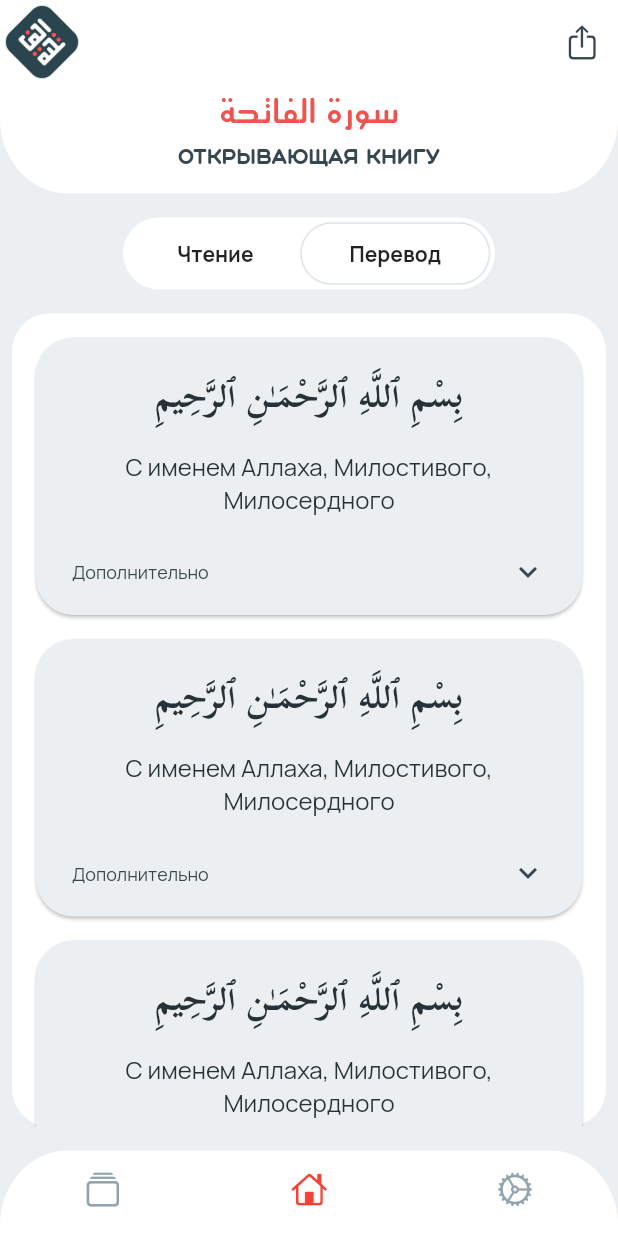
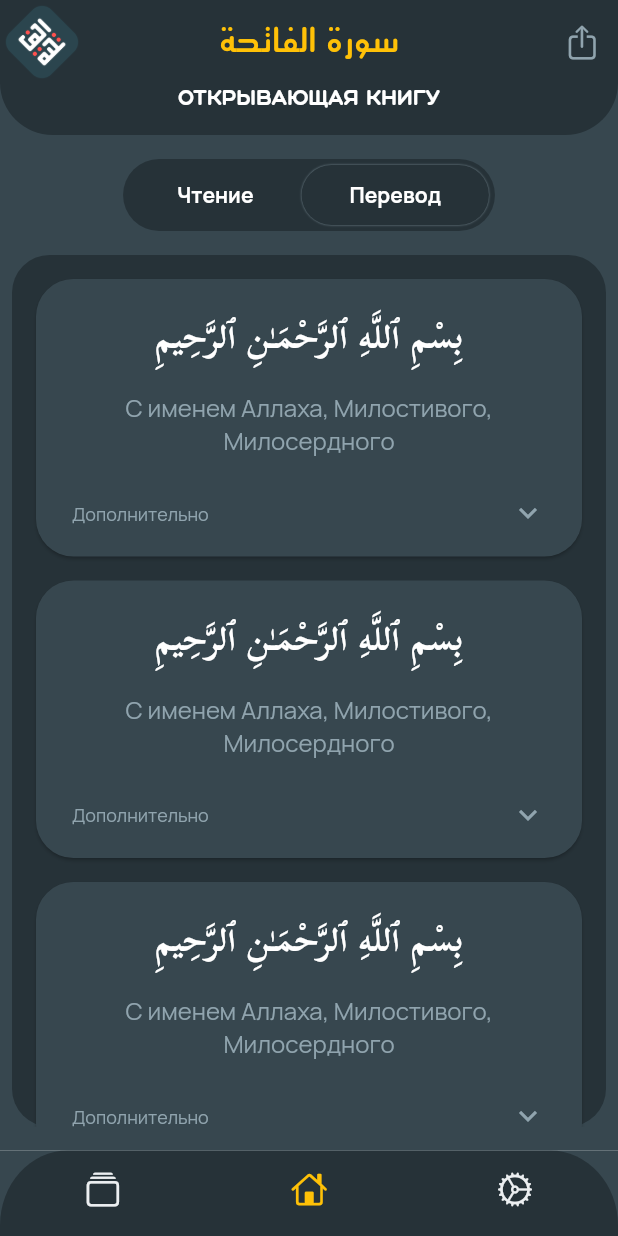
Before and after one commit to JMApps/project_fatiha, a Flutter app: the screen it shows after launch, item 2 of the bottom bar chosen, on a phone screen of 412 x 824 dp. Run offline on Flutter 3.47's test engine with Material 2 defaults, Android fonts, the phone set to English and light mode, and no system bars; drawn by our look-alikes of custom_sliding_segmented_control.

Commit message:
Added night theme

```diff
--- a/lib/application/root_page.dart
+++ b/lib/application/root_page.dart
@@ -2,6 +2,7 @@ import 'package:flutter/material.dart';
 import 'package:project_fatiha/domain/route/app_route.dart';
 import 'package:project_fatiha/domain/state/provider/home_sliding_segment_state.dart';
 import 'package:project_fatiha/domain/state/provider/main_bottom_navigation_state.dart';
+import 'package:project_fatiha/domain/theme/app_theme.dart';
 import 'package:project_fatiha/presentation/pages/main_page.dart';
 import 'package:provider/provider.dart';
 
@@ -22,9 +23,8 @@ class RootPage extends StatelessWidget {
       child: MaterialApp(
         debugShowCheckedModeBanner: false,
         title: 'Фатиха',
-        theme: ThemeData(
-          fontFamily: 'Manrope',
-        ),
+        theme: AppTheme.darkTheme,
+        darkTheme: AppTheme.darkTheme,
         onGenerateRoute: AppRoute().onGeneratorRoute,
         home: MainPage(),
       ),
--- /dev/null
+++ b/lib/domain/theme/app_theme.dart
@@ -0,0 +1,100 @@
+import 'package:flutter/material.dart';
+
+class AppTheme {
+  static final lightTheme = ThemeData(
+    scaffoldBackgroundColor: const Color(0xFFECEFF1),
+    fontFamily: 'Manrope',
+    colorScheme: const ColorScheme.light(),
+    visualDensity: VisualDensity.adaptivePlatformDensity,
+    canvasColor: const Color(0xFFFFFFFF),
+    appBarTheme: const AppBarTheme(
+      backgroundColor: Color(0xFFECEFF1),
+      elevation: 0,
+      centerTitle: true,
+      titleTextStyle: TextStyle(
+        fontSize: 18,
+        fontFamily: 'Manrope',
+        color: Color(0xFF263238),
+      ),
+    ),
+    bottomNavigationBarTheme: const BottomNavigationBarThemeData(
+      elevation: 0,
+      showSelectedLabels: false,
+      showUnselectedLabels: false,
+      selectedItemColor: Color(0xFFF44336),
+      unselectedItemColor: Color(0xFF263238),
+    ),
+    cardColor: const Color(0xFFFFFFFF),
+  );
+
+  static final darkTheme = ThemeData(
+    scaffoldBackgroundColor: const Color(0xFF37474F),
+    fontFamily: 'Manrope',
+    colorScheme: const ColorScheme.dark(),
+    visualDensity: VisualDensity.adaptivePlatformDensity,
+    canvasColor: const Color(0xFF263238),
+    appBarTheme: const AppBarTheme(
+      backgroundColor: Color(0xFF37474F),
+      elevation: 0,
+      centerTitle: true,
+      titleTextStyle: TextStyle(
+        fontSize: 18,
+        fontFamily: 'Manrope',
+      ),
+    ),
+    bottomNavigationBarTheme: const BottomNavigationBarThemeData(
+      elevation: 0,
+      showSelectedLabels: false,
+      showUnselectedLabels: false,
+      selectedItemColor: Color(0xFFFFC107),
+      unselectedItemColor: Color(0xFFECEFF1),
+    ),
+    cardColor: const Color(0xFF263238),
+  );
+}
+
+extension ColorSchemeS on ColorScheme {
+  Color get mainAccentColor => brightness == Brightness.light
+      ? const Color(0xFFF44336)
+      : const Color(0xFFFFC107);
+
+  Color get secondaryAccentColor => brightness == Brightness.light
+      ? const Color(0xFFE57373)
+      : const Color(0xFF8F6C00);
+
+  Color get mainPrimaryColor => brightness == Brightness.light
+      ? const Color(0xFF263238)
+      : const Color(0xFF90A4AE);
+
+  Color get secondaryPrimaryColor => brightness == Brightness.light
+      ? const Color(0xFF607D8B)
+      : const Color(0xFFECEFF1);
+
+  Color get mainIconColor => brightness == Brightness.light
+      ? const Color(0xFF263238)
+      : const Color(0xFF90A4AE);
+
+  Color get lightIconSplashColor => brightness == Brightness.light
+      ? const Color(0xFFFFCDD2)
+      : const Color(0xFFFFECB3);
+
+  Color get mainTitleColor => brightness == Brightness.light
+      ? const Color(0xFF263238)
+      : const Color(0xFFFFFFFF);
+
+  Color get mainSubTitleColor => brightness == Brightness.light
+      ? const Color(0xFF37474F)
+      : const Color(0xFFECEFF1);
+
+  Color get mainAppBarColor => brightness == Brightness.light
+      ? const Color(0xFFFFFFFF)
+      : const Color(0xFF263238);
+
+  Color get bottomNavigationClipColor => brightness == Brightness.light
+      ? const Color(0xFFECEFF1)
+      : const Color(0xFF37474F);
+
+  Color get translationCardColor => brightness == Brightness.light
+      ? const Color(0xFFECEFF1)
+      : const Color(0xFF37474F);
+}
--- a/lib/presentation/appbars/about_surah_app_bar.dart
+++ b/lib/presentation/appbars/about_surah_app_bar.dart
@@ -8,13 +8,9 @@ class AboutSurahAppBar extends StatelessWidget {
   @override
   Widget build(BuildContext context) {
     return AppBar(
-      backgroundColor: Colors.blueGrey.shade50,
-      elevation: 0,
-      centerTitle: true,
-      title: Text(
+      title: const Text(
         'Достоинства суры',
         style: TextStyle(
-          color: Colors.blueGrey.shade800,
           fontWeight: FontWeight.bold,
         ),
       ),
--- a/lib/presentation/appbars/fatiha_app_bar.dart
+++ b/lib/presentation/appbars/fatiha_app_bar.dart
@@ -1,17 +1,19 @@
 import 'package:flutter/cupertino.dart';
 import 'package:flutter/material.dart';
+import 'package:project_fatiha/domain/theme/app_theme.dart';
 
 class FatihaAppBar extends StatelessWidget {
   const FatihaAppBar({Key? key}) : super(key: key);
 
   @override
   Widget build(BuildContext context) {
+    final myColors = Theme.of(context).colorScheme;
     return Container(
-      decoration: const BoxDecoration(
-        color: Colors.white,
-        borderRadius: BorderRadius.only(
-          bottomLeft: Radius.elliptical(45, 50),
-          bottomRight: Radius.elliptical(45, 50),
+      decoration: BoxDecoration(
+        color: myColors.mainAppBarColor,
+        borderRadius: const BorderRadius.only(
+          bottomLeft: Radius.elliptical(35, 35),
+          bottomRight: Radius.elliptical(35, 35),
         ),
       ),
       child: Wrap(
@@ -20,19 +22,29 @@ class FatihaAppBar extends StatelessWidget {
         crossAxisAlignment: WrapCrossAlignment.center,
         children: [
           AppBar(
-            elevation: 0,
-            backgroundColor: Colors.white,
+            backgroundColor: myColors.mainAppBarColor,
+            title: Text(
+              'سورة الفاتحة',
+              style: TextStyle(
+                fontFamily: 'Mothanna',
+                fontSize: 25,
+                color: myColors.mainAccentColor,
+              ),
+              textAlign: TextAlign.center,
+            ),
             leading: const CircleAvatar(
               backgroundColor: Colors.transparent,
-              backgroundImage: AssetImage('assets/pictures/app_icon.png'),
+              backgroundImage: AssetImage(
+                'assets/pictures/app_icon.png',
+              ),
             ),
             actions: [
               IconButton(
                 splashRadius: 20,
-                splashColor: Colors.red.shade100,
+                splashColor: myColors.lightIconSplashColor,
                 icon: Icon(
                   CupertinoIcons.share,
-                  color: Colors.blueGrey.shade800,
+                  color: myColors.mainIconColor,
                 ),
                 onPressed: () {
                   // Делиться заранее заготовленной картинкой с QR кодом
@@ -43,20 +55,11 @@ class FatihaAppBar extends StatelessWidget {
           Column(
             children: [
               Text(
-                'سورة الفاتحة',
-                style: TextStyle(
-                  fontFamily: 'Mothanna',
-                  fontSize: 25,
-                  color: Colors.red.shade400,
-                ),
-                textAlign: TextAlign.center,
-              ),
-              Text(
                 'Открывающая Книгу',
                 style: TextStyle(
                   fontFamily: 'Aqum',
                   fontSize: 14,
-                  color: Colors.blueGrey.shade800,
+                  color: myColors.mainTitleColor,
                 ),
                 textAlign: TextAlign.center,
               ),
--- a/lib/presentation/appbars/read_error_app_bar.dart
+++ b/lib/presentation/appbars/read_error_app_bar.dart
@@ -8,13 +8,9 @@ class ReadErrorAppBar extends StatelessWidget {
   @override
   Widget build(BuildContext context) {
     return AppBar(
-      backgroundColor: Colors.blueGrey.shade50,
-      elevation: 0,
-      centerTitle: true,
-      title: Text(
+      title: const Text(
         'Ошибки при чтении',
         style: TextStyle(
-          color: Colors.blueGrey.shade800,
           fontWeight: FontWeight.bold,
         ),
       ),
--- a/lib/presentation/appbars/tajweed_surah_app_bar.dart
+++ b/lib/presentation/appbars/tajweed_surah_app_bar.dart
@@ -8,13 +8,9 @@ class TajweedSurahAppBar extends StatelessWidget {
   @override
   Widget build(BuildContext context) {
     return AppBar(
-      backgroundColor: Colors.blueGrey.shade50,
-      elevation: 0,
-      centerTitle: true,
-      title: Text(
+      title: const Text(
         'Таджвид суры',
         style: TextStyle(
-          color: Colors.blueGrey.shade800,
           fontWeight: FontWeight.bold,
         ),
       ),
--- a/lib/presentation/items/fatiha_ayah_item.dart
+++ b/lib/presentation/items/fatiha_ayah_item.dart
@@ -1,5 +1,6 @@
 import 'package:flutter/cupertino.dart';
 import 'package:flutter/material.dart';
+import 'package:project_fatiha/domain/theme/app_theme.dart';
 import 'package:project_fatiha/main.dart';
 import 'package:project_fatiha/presentation/pages/tafseer_ayah_bottom_sheet_page.dart';
 
@@ -8,9 +9,10 @@ class FatihaAyahItem extends StatelessWidget {
 
   @override
   Widget build(BuildContext context) {
+    final myColors = Theme.of(context).colorScheme;
     return Card(
+      color: myColors.translationCardColor,
       margin: appWidgetStyle.mainMarginOnlyBottom,
-      color: Colors.blueGrey.shade50,
       shape: appWidgetStyle.mainShape,
       child: Padding(
         padding: appWidgetStyle.mainPaddingWithoutBottom,
@@ -22,7 +24,7 @@ class FatihaAyahItem extends StatelessWidget {
                 'بِسْمِ ٱللَّهِ ٱلرَّحْمَـٰنِ ٱلرَّحِيمِ',
                 style: TextStyle(
                   fontSize: 30,
-                  color: Colors.blueGrey.shade900,
+                  color: myColors.mainTitleColor,
                   fontFamily: 'Quran',
                 ),
                 textAlign: TextAlign.center,
@@ -34,7 +36,7 @@ class FatihaAyahItem extends StatelessWidget {
               'С именем Аллаха, Милостивого, Милосердного',
               style: TextStyle(
                 fontSize: 16,
-                color: Colors.blueGrey.shade900,
+                color: myColors.mainPrimaryColor,
               ),
               textAlign: TextAlign.center,
             ),
@@ -43,10 +45,10 @@ class FatihaAyahItem extends StatelessWidget {
               tilePadding: appWidgetStyle.mainPaddingHorizontalMini,
               controlAffinity: ListTileControlAffinity.trailing,
               childrenPadding: EdgeInsets.zero,
-              collapsedIconColor: Colors.blueGrey.shade800,
-              collapsedTextColor: Colors.blueGrey.shade800,
-              textColor: Colors.red.shade400,
-              iconColor: Colors.red.shade400,
+              collapsedIconColor: myColors.mainIconColor,
+              collapsedTextColor: myColors.mainIconColor,
+              textColor: myColors.mainAccentColor,
+              iconColor: myColors.mainAccentColor,
               title: const Text(
                 'Дополнительно',
                 style: TextStyle(
@@ -63,10 +65,10 @@ class FatihaAyahItem extends StatelessWidget {
                         constraints: const BoxConstraints(),
                         padding: appWidgetStyle.mainPaddingOnlyTopMini,
                         splashRadius: 20,
-                        splashColor: Colors.red.shade100,
+                        splashColor: myColors.lightIconSplashColor,
                         icon: Icon(
                           CupertinoIcons.play,
-                          color: Colors.blueGrey.shade600,
+                          color: myColors.mainIconColor,
                         ),
                         onPressed: () {},
                       ),
@@ -74,10 +76,10 @@ class FatihaAyahItem extends StatelessWidget {
                         constraints: const BoxConstraints(),
                         padding: appWidgetStyle.mainPaddingOnlyTopMini,
                         splashRadius: 20,
-                        splashColor: Colors.red.shade100,
+                        splashColor: myColors.lightIconSplashColor,
                         icon: Icon(
                           CupertinoIcons.arrow_2_circlepath,
-                          color: Colors.blueGrey.shade600,
+                          color: myColors.mainIconColor,
                         ),
                         onPressed: () {},
                       ),
@@ -85,10 +87,10 @@ class FatihaAyahItem extends StatelessWidget {
                         constraints: const BoxConstraints(),
                         padding: appWidgetStyle.mainPaddingOnlyTopMini,
                         splashRadius: 20,
-                        splashColor: Colors.red.shade100,
+                        splashColor: myColors.lightIconSplashColor,
                         icon: Icon(
                           CupertinoIcons.doc_on_doc,
-                          color: Colors.blueGrey.shade600,
+                          color: myColors.mainIconColor,
                         ),
                         onPressed: () {},
                       ),
@@ -96,10 +98,10 @@ class FatihaAyahItem extends StatelessWidget {
                         constraints: const BoxConstraints(),
                         padding: appWidgetStyle.mainPaddingOnlyTopMini,
                         splashRadius: 20,
-                        splashColor: Colors.red.shade100,
+                        splashColor: myColors.lightIconSplashColor,
                         icon: Icon(
                           CupertinoIcons.share,
-                          color: Colors.blueGrey.shade600,
+                          color: myColors.mainIconColor,
                         ),
                         onPressed: () {},
                       ),
@@ -107,10 +109,10 @@ class FatihaAyahItem extends StatelessWidget {
                         constraints: const BoxConstraints(),
                         padding: appWidgetStyle.mainPaddingOnlyTopMini,
                         splashRadius: 20,
-                        splashColor: Colors.red.shade100,
+                        splashColor: myColors.lightIconSplashColor,
                         icon: Icon(
                           CupertinoIcons.photo,
-                          color: Colors.blueGrey.shade600,
+                          color: myColors.mainIconColor,
                         ),
                         onPressed: () {},
                       ),
@@ -118,10 +120,10 @@ class FatihaAyahItem extends StatelessWidget {
                         constraints: const BoxConstraints(),
                         padding: appWidgetStyle.mainPaddingOnlyTopMini,
                         splashRadius: 20,
-                        splashColor: Colors.red.shade100,
+                        splashColor: myColors.lightIconSplashColor,
                         icon: Icon(
                           CupertinoIcons.t_bubble,
-                          color: Colors.blueGrey.shade600,
+                          color: myColors.mainIconColor,
                         ),
                         onPressed: () {
                           showModalBottomSheet(
--- a/lib/presentation/pages/fatiha_page.dart
+++ b/lib/presentation/pages/fatiha_page.dart
@@ -2,6 +2,7 @@ import 'package:custom_sliding_segmented_control/custom_sliding_segmented_contro
 import 'package:flutter/material.dart';
 import 'package:project_fatiha/domain/state/provider/home_sliding_segment_state.dart';
 import 'package:project_fatiha/domain/state/provider/read_surah_state.dart';
+import 'package:project_fatiha/domain/theme/app_theme.dart';
 import 'package:project_fatiha/main.dart';
 import 'package:project_fatiha/presentation/appbars/fatiha_app_bar.dart';
 import 'package:project_fatiha/presentation/lists/fatiha_list.dart';
@@ -18,6 +19,7 @@ class FatihaPage extends StatelessWidget {
 
   @override
   Widget build(BuildContext context) {
+    final myColors = Theme.of(context).colorScheme;
     return MultiProvider(
       providers: [
         ChangeNotifierProvider<ReadSurahState>(
@@ -25,7 +27,6 @@ class FatihaPage extends StatelessWidget {
         ),
       ],
       child: Scaffold(
-        backgroundColor: Colors.blueGrey.shade50,
         appBar: const PreferredSize(
           preferredSize: Size(double.infinity, 160),
           child: FatihaAppBar(),
@@ -39,37 +40,39 @@ class FatihaPage extends StatelessWidget {
                 innerPadding: const EdgeInsets.all(4),
                 padding: 32,
                 initialValue: context.read<HomeSlidingSegmentState>().getInitialSlidingIndex,
-                children: const {
+                children: {
                   1: Text(
                     'Чтение',
                     style: TextStyle(
                       fontWeight: FontWeight.bold,
+                      color: myColors.mainTitleColor,
                     ),
                   ),
                   2: Text(
                     'Перевод',
                     style: TextStyle(
                       fontWeight: FontWeight.bold,
+                      color: myColors.mainTitleColor,
                     ),
                   ),
                 },
                 decoration: BoxDecoration(
-                  color: Colors.white,
+                  color: myColors.mainAppBarColor,
                   borderRadius: appWidgetStyle.mainBorderRadius,
                 ),
                 thumbDecoration: BoxDecoration(
-                  color: Colors.white,
+                  color: myColors.mainAppBarColor,
                   borderRadius: appWidgetStyle.mainBorderRadius,
                   boxShadow: [
                     BoxShadow(
-                      color: Colors.blueGrey.withOpacity(0.5),
+                      color: myColors.mainPrimaryColor.withOpacity(0.5),
                       blurRadius: 0.3,
                       spreadRadius: 0.3,
                     ),
                   ],
                 ),
                 duration: const Duration(milliseconds: 300),
-                curve: Curves.easeIn,
+                curve: Curves.easeInOut,
                 onValueChanged: (int newIndex) {
                   context.read<HomeSlidingSegmentState>().changeSlidingIndex(newIndex);
                 },
--- a/lib/presentation/pages/management_app_page.dart
+++ b/lib/presentation/pages/management_app_page.dart
@@ -7,7 +7,6 @@ class ManagementAppPage extends StatelessWidget {
   Widget build(BuildContext context) {
     return Scaffold(
       body: Container(
-        color: Colors.blueGrey.shade50,
       ),
     );
   }
--- a/lib/presentation/pages/tafseer_ayah_bottom_sheet_page.dart
+++ b/lib/presentation/pages/tafseer_ayah_bottom_sheet_page.dart
@@ -1,4 +1,5 @@
 import 'package:flutter/material.dart';
+import 'package:project_fatiha/domain/theme/app_theme.dart';
 import 'package:project_fatiha/main.dart';
 
 class TafseerAyahBottomSheetPage extends StatelessWidget {
@@ -6,6 +7,7 @@ class TafseerAyahBottomSheetPage extends StatelessWidget {
 
   @override
   Widget build(BuildContext context) {
+    final myColors = Theme.of(context).colorScheme;
     return Card(
       elevation: 0,
       margin: appWidgetStyle.mainMargin,
@@ -17,7 +19,7 @@ class TafseerAyahBottomSheetPage extends StatelessWidget {
             'بِسْمِ ٱللَّهِ ٱلرَّحْمَـٰنِ ٱلرَّحِيمِ',
             style: TextStyle(
               fontSize: 30,
-              color: Colors.blueGrey.shade900,
+              color: myColors.mainTitleColor,
               fontFamily: 'Quran',
             ),
             textAlign: TextAlign.center,
@@ -28,7 +30,7 @@ class TafseerAyahBottomSheetPage extends StatelessWidget {
             'С именем Аллаха, Милостивого, Милосердного',
             style: TextStyle(
               fontSize: 18,
-              color: Colors.blueGrey.shade900,
+              color: myColors.secondaryPrimaryColor,
               fontWeight: FontWeight.bold,
             ),
             textAlign: TextAlign.center,
--- a/lib/presentation/widgets/drop_down_reader_number.dart
+++ b/lib/presentation/widgets/drop_down_reader_number.dart
@@ -1,4 +1,5 @@
 import 'package:flutter/material.dart';
+import 'package:project_fatiha/domain/theme/app_theme.dart';
 
 class DropDownReaderNumber extends StatelessWidget {
   const DropDownReaderNumber({
@@ -12,12 +13,13 @@ class DropDownReaderNumber extends StatelessWidget {
 
   @override
   Widget build(BuildContext context) {
+    final myColors = Theme.of(context).colorScheme;
     return Text(
       'Чтец $readerNumber',
       style: TextStyle(
         color: readerNumber == positionIndex
-            ? Colors.red.shade400
-            : Colors.blueGrey.shade800,
+            ? myColors.mainAccentColor
+            : myColors.mainPrimaryColor,
         fontSize: 16,
         fontWeight: readerNumber == positionIndex ? FontWeight.bold : FontWeight.normal,
       ),
--- a/lib/presentation/widgets/main_bottom_navigation_bar.dart
+++ b/lib/presentation/widgets/main_bottom_navigation_bar.dart
@@ -1,6 +1,7 @@
 import 'package:flutter/cupertino.dart';
 import 'package:flutter/material.dart';
 import 'package:project_fatiha/domain/state/provider/main_bottom_navigation_state.dart';
+import 'package:project_fatiha/domain/theme/app_theme.dart';
 import 'package:provider/provider.dart';
 
 class MainBottomNavigationBar extends StatelessWidget {
@@ -8,18 +9,16 @@ class MainBottomNavigationBar extends StatelessWidget {
 
   @override
   Widget build(BuildContext context) {
-    return ClipRRect(
+    final myColors = Theme.of(context).colorScheme;
+    return Container(
+      color: myColors.bottomNavigationClipColor,
+      child: ClipRRect(
         borderRadius: const BorderRadius.only(
           topLeft: Radius.elliptical(45, 50),
           topRight: Radius.elliptical(45, 50),
         ),
         child: BottomNavigationBar(
-        elevation: 0,
-        backgroundColor: Colors.white,
-        showSelectedLabels: false,
-        showUnselectedLabels: false,
-        selectedItemColor: Colors.red,
-        unselectedItemColor: Colors.blueGrey.shade300,
+          backgroundColor: myColors.mainAppBarColor,
           items: const [
             BottomNavigationBarItem(
               icon: Icon(CupertinoIcons.collections),
@@ -37,6 +36,7 @@ class MainBottomNavigationBar extends StatelessWidget {
           currentIndex: context.watch<MainBottomNavigationState>().getInitialNavigationIndex,
           onTap: context.read<MainBottomNavigationState>().changeNavigationIndex,
         ),
+      ),
     );
   }
 }
```
Also changed, not shown: lib/presentation/appbars/main_menu_app_bar.dart (+5 -7 lines), lib/presentation/appbars/settings_app_bar.dart (+5 -7 lines), lib/presentation/appbars/subtleties_surah_app_bar.dart (+4 -6 lines), lib/presentation/items/main_menu_item.dart (+4 -3 lines), lib/presentation/pages/main_menu_page.dart (+3 -4 lines), lib/presentation/widgets/read_fatiha_container.dart (+15 -11 lines). Lines whose indentation alone changed are shown as unchanged.
